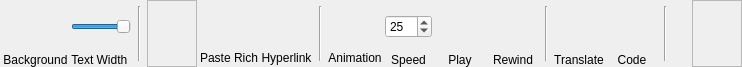
First picture: the form in DMHelper/src/ribbontabtext.ui, repository MMetze/DMHelper, before the edit.
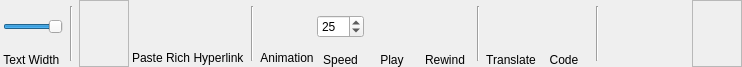
Second picture: the form after the edit. Icons and pictures are not drawn. Custom widgets are drawn as their Qt base class.

```diff
--- a/DMHelper/src/ribbontabtext.ui
+++ b/DMHelper/src/ribbontabtext.ui
@@ -44,61 +44,6 @@
    <property name="bottomMargin">
     <number>0</number>
    </property>
-   <item>
-    <layout class="QVBoxLayout" name="verticalLayout_15">
-     <property name="spacing">
-      <number>0</number>
-     </property>
-     <item>
-      <widget class="QPushButton" name="btnBackground">
-       <property name="minimumSize">
-        <size>
-         <width>50</width>
-         <height>50</height>
-        </size>
-       </property>
-       <property name="maximumSize">
-        <size>
-         <width>50</width>
-         <height>50</height>
-        </size>
-       </property>
-       <property name="toolTip">
-        <string>Set the background image</string>
-       </property>
-       <property name="text">
-        <string/>
-       </property>
-       <property name="icon">
-        <iconset resource="resources.qrc">
-         <normaloff>:/img/data/icon_background.png</normaloff>:/img/data/icon_background.png</iconset>
-       </property>
-       <property name="iconSize">
-        <size>
-         <width>40</width>
-         <height>40</height>
-        </size>
-       </property>
-       <property name="checkable">
-        <bool>true</bool>
-       </property>
-       <property name="flat">
-        <bool>true</bool>
-       </property>
-      </widget>
-     </item>
-     <item>
-      <widget class="QLabel" name="lblBackground">
-       <property name="text">
-        <string>Background</string>
-       </property>
-       <property name="alignment">
-        <set>Qt::AlignBottom|Qt::AlignHCenter</set>
-       </property>
-      </widget>
-     </item>
-    </layout>
-   </item>
    <item>
     <layout class="QVBoxLayout" name="verticalLayout_2">
      <property name="spacing">
```
